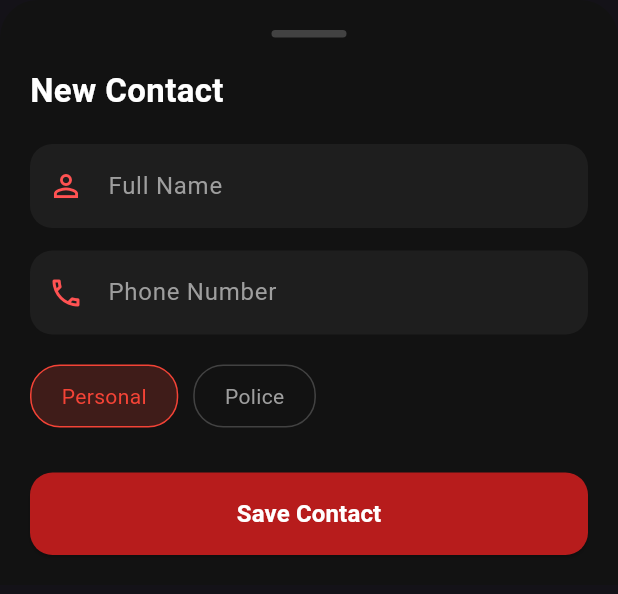
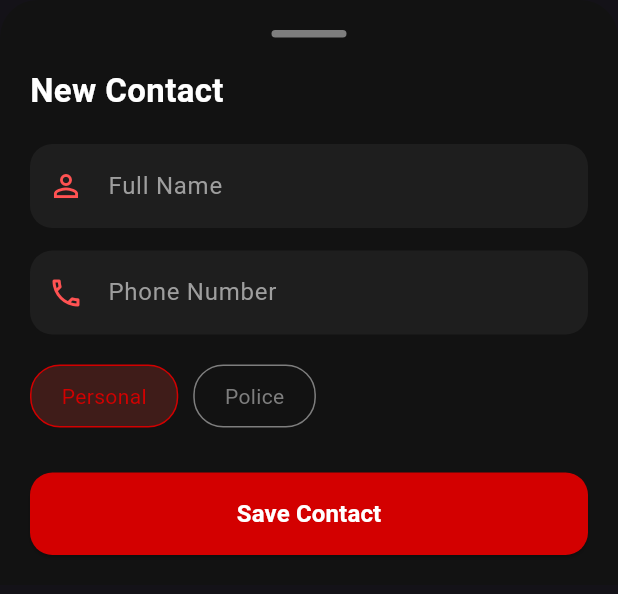
Before and after one commit to bkrfethi/VANGUARD-OPS, a Flutter app: the AddContactForm widget shown alone on an empty page, opened directly with empty values, on a phone screen of 412 x 824 dp. Shown: the top 594 px of the screen. Run offline on Flutter 3.47's test engine with Material 3 defaults, Android fonts, the phone set to English and light mode, and no system bars; our stand-ins replace dartz, equatable, flutter_bloc, flutter_dotenv, get_it, shared_preferences and 1 more; accounts and stored records are empty; statements that could not run were skipped.

Commit message:
Refactor AddContactForm to use AppColors for consistent theming and improve UI elements

```diff
--- a/lib/presentaion/contact/widgets/add_contact_form.dart
+++ b/lib/presentaion/contact/widgets/add_contact_form.dart
@@ -1,4 +1,5 @@
 import 'package:flutter/material.dart';
+import 'package:vanguard_ops/core/config/theme/app_colors.dart';
 
 class AddContactForm extends StatefulWidget {
   final Function(String name, String phone, String type) onSave;
@@ -29,9 +30,9 @@ class _AddContactFormState extends State<AddContactForm> {
         mainAxisSize: MainAxisSize.min,
         crossAxisAlignment: CrossAxisAlignment.start,
         children: [
-          Center(child: Container(width: 50, height: 5, decoration: BoxDecoration(color: Colors.grey[800], borderRadius: BorderRadius.circular(10)))),
+          Center(child: Container(width: 50, height: 5, decoration: BoxDecoration(color: AppColors.secondBackground, borderRadius: BorderRadius.circular(10)))),
           const SizedBox(height: 20),
-          const Text("New Contact", style: TextStyle(color: Colors.white, fontSize: 22, fontWeight: FontWeight.bold)),
+          const Text("New Contact", style: TextStyle(color: AppColors.white, fontSize: 22, fontWeight: FontWeight.bold)),
           const SizedBox(height: 20),
           _buildTextField("Full Name", _nameController, Icons.person_outline),
           const SizedBox(height: 15),
@@ -42,7 +43,7 @@ class _AddContactFormState extends State<AddContactForm> {
           ElevatedButton(
             onPressed: () => widget.onSave(_nameController.text, _phoneController.text, _selectedType),
             style: ElevatedButton.styleFrom(
-              backgroundColor: const Color(0xFFB71C1C),
+              backgroundColor: AppColors.primary,
               minimumSize: const Size(double.infinity, 55),
               shape: RoundedRectangleBorder(borderRadius: BorderRadius.circular(15)),
             ),
@@ -88,9 +89,9 @@ class _AddContactFormState extends State<AddContactForm> {
         decoration: BoxDecoration(
           color: isSelected ? Colors.red.withOpacity(0.2) : Colors.transparent,
           borderRadius: BorderRadius.circular(20),
-          border: Border.all(color: isSelected ? Colors.red : Colors.grey[800]!),
+          border: Border.all(color: isSelected ? AppColors.primary : AppColors.secondBackground),
         ),
-        child: Text(label, style: TextStyle(color: isSelected ? Colors.red : Colors.grey)),
+        child: Text(label, style: TextStyle(color: isSelected ?  AppColors.primary : AppColors.secondBackground)),
       ),
     );
   }
```
Also changed, not shown: lib/presentaion/contact/pages/contact,.dart (+8 -113 lines).
